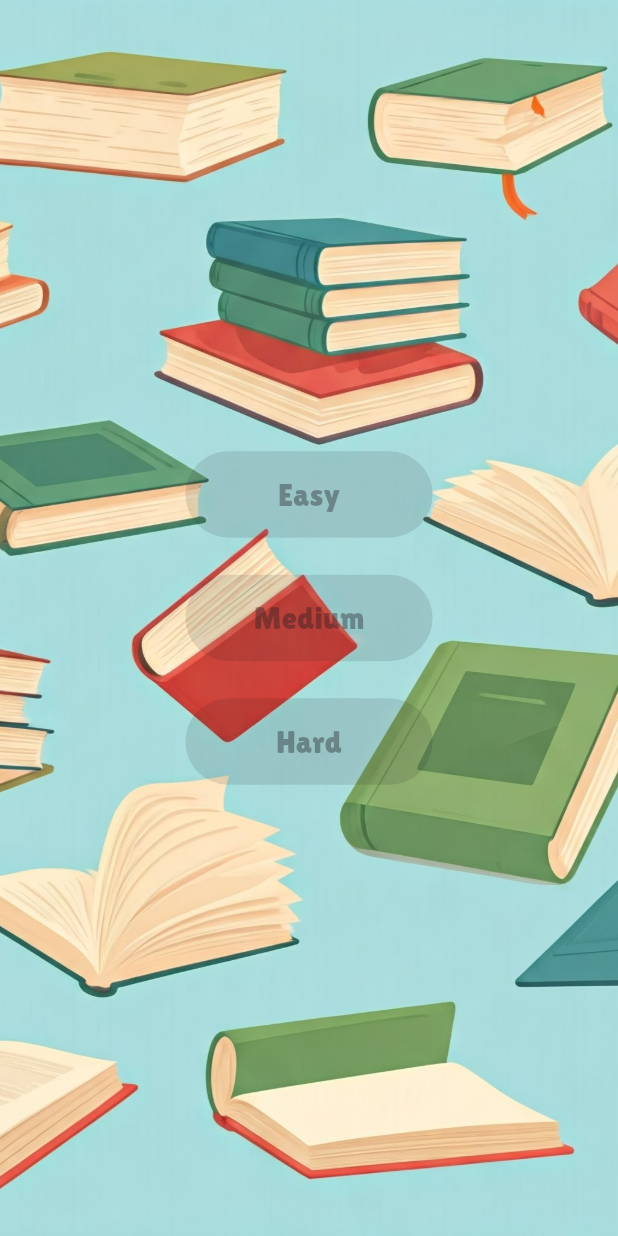
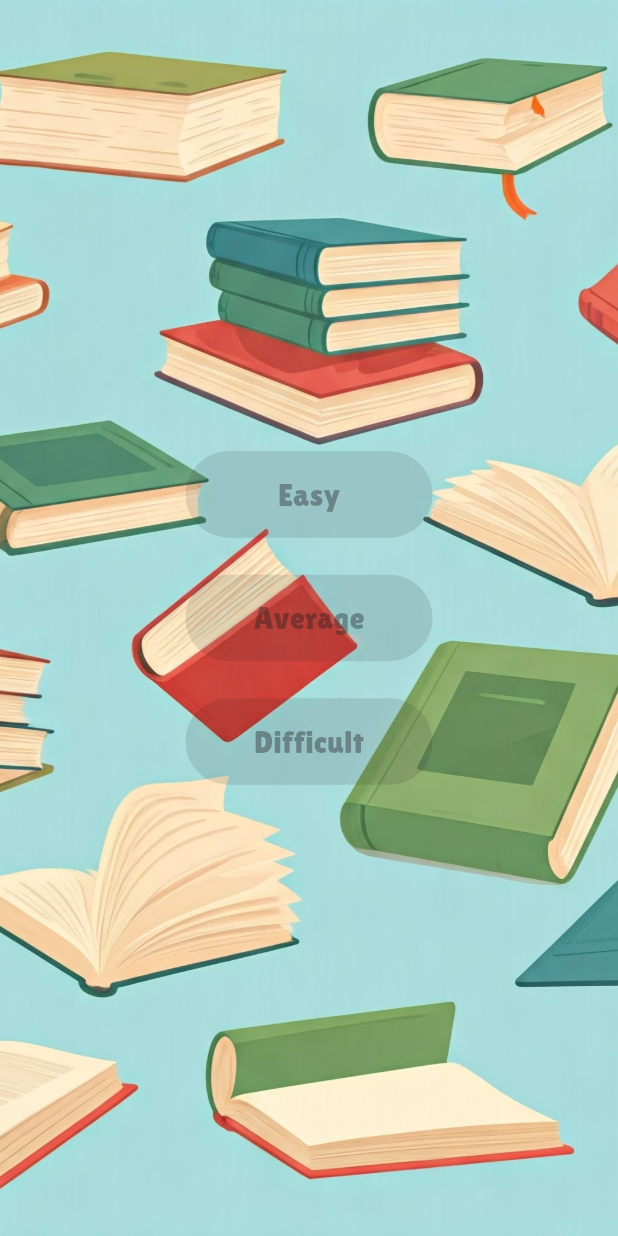
Before and after one commit to Adrian-stuff/quiz_app, a Flutter app: the screen it shows after launch, after a tap on "Start", on a phone screen of 412 x 824 dp. Run offline on Flutter 3.47's test engine with Material 3 defaults, Android fonts, the phone set to English and light mode, and no system bars; our stand-ins replace confetti, google_fonts; missing offline and left inert: localstore, rounded_background_text.

Commit message:
add description

```diff
--- a/lib/selection.dart
+++ b/lib/selection.dart
@@ -81,7 +81,7 @@ class _DifficultySelectionState extends State<DifficultySelection> {
               onPressed:
                   unlockDiff < 2 ? null : () => _navigateToQuizPage(context, 2),
               child: Text(
-                'Medium',
+                'Average',
                 style: GoogleFonts.lilitaOne(fontSize: deviceWidth * 0.05),
               ),
             ),
@@ -96,7 +96,7 @@ class _DifficultySelectionState extends State<DifficultySelection> {
               onPressed:
                   unlockDiff < 3 ? null : () => _navigateToQuizPage(context, 3),
               child: Text(
-                'Hard',
+                'Difficult',
                 style: GoogleFonts.lilitaOne(fontSize: deviceWidth * 0.05),
               ),
             ),
```
Also changed, not shown: lib/quiz.dart (+6 -4 lines).
